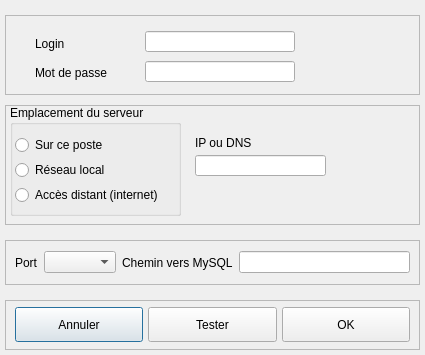
The window that Dialogs/dlg_paramconnexion.ui (ukinoki/Rufus) describes before a commit, drawn with Qt 5.
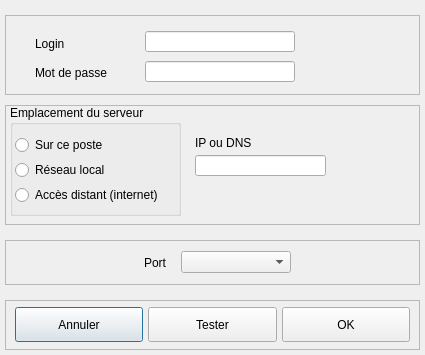
The same window after the commit. Icons and pictures are not drawn. Custom widgets are drawn as their Qt base class.

The edit to the form file:
```diff
--- a/Dialogs/dlg_paramconnexion.ui
+++ b/Dialogs/dlg_paramconnexion.ui
@@ -316,43 +316,64 @@
       <enum>QFrame::Raised</enum>
      </property>
      <layout class="QHBoxLayout" name="horizontalLayout_2">
+      <item>
+       <spacer name="horizontalSpacer">
+        <property name="orientation">
+         <enum>Qt::Horizontal</enum>
+        </property>
+        <property name="sizeHint" stdset="0">
+         <size>
+          <width>40</width>
+          <height>20</height>
+         </size>
+        </property>
+       </spacer>
+      </item>
       <item>
        <widget class="QLabel" name="Portlabel">
+        <property name="minimumSize">
+         <size>
+          <width>40</width>
+          <height>0</height>
+         </size>
+        </property>
         <property name="contextMenuPolicy">
          <enum>Qt::NoContextMenu</enum>
         </property>
         <property name="text">
          <string>Port</string>
         </property>
-       </widget>
-      </item>
-      <item>
-       <widget class="QComboBox" name="PortcomboBox">
-        <property name="contextMenuPolicy">
-         <enum>Qt::NoContextMenu</enum>
-        </property>
-       </widget>
-      </item>
-      <item>
-       <widget class="QLabel" name="Pathlabel">
-        <property name="contextMenuPolicy">
-         <enum>Qt::NoContextMenu</enum>
-        </property>
-        <property name="text">
-         <string>Chemin vers MySQL</string>
-        </property>
-       </widget>
-      </item>
-      <item>
-       <widget class="QLineEdit" name="PathSQLlineEdit">
-        <property name="contextMenuPolicy">
-         <enum>Qt::NoContextMenu</enum>
-        </property>
         <property name="alignment">
          <set>Qt::AlignCenter</set>
         </property>
        </widget>
       </item>
+      <item>
+       <widget class="QComboBox" name="PortcomboBox">
+        <property name="minimumSize">
+         <size>
+          <width>110</width>
+          <height>0</height>
+         </size>
+        </property>
+        <property name="contextMenuPolicy">
+         <enum>Qt::NoContextMenu</enum>
+        </property>
+       </widget>
+      </item>
+      <item>
+       <spacer name="horizontalSpacer_2">
+        <property name="orientation">
+         <enum>Qt::Horizontal</enum>
+        </property>
+        <property name="sizeHint" stdset="0">
+         <size>
+          <width>40</width>
+          <height>20</height>
+         </size>
+        </property>
+       </spacer>
+      </item>
      </layout>
     </widget>
    </item>
```
